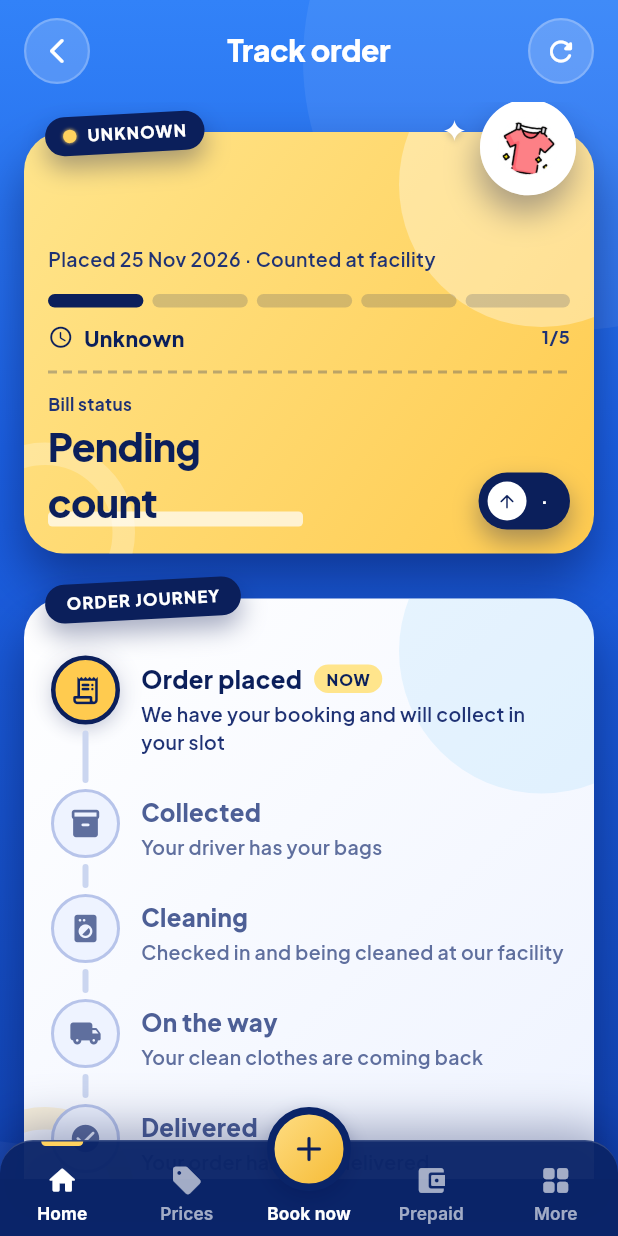
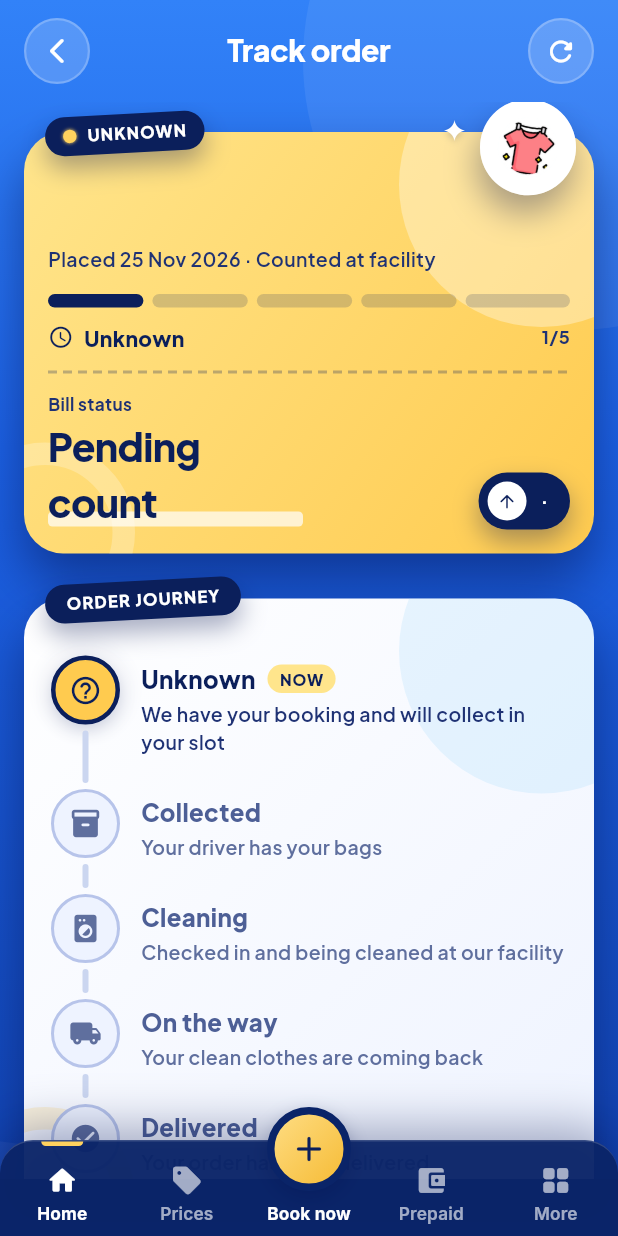
Before and after one commit to sijaan2830/drycleanplus, a Flutter app: the TrackOrderScreen screen opened directly with empty values, on a phone screen of 412 x 824 dp. Run offline on Flutter 3.47's test engine with Material 3 defaults, Android fonts, the phone set to English and light mode, and no system bars; our stand-ins replace cloud_firestore, firebase_auth, firebase_core, firebase_messaging, flutter_local_notifications, flutter_map and 7 more; accounts and stored records are empty.

Commit message:
Show live sub-status and Track Driver button on current order journey step

```diff
--- a/lib/screens/track_order_screen.dart
+++ b/lib/screens/track_order_screen.dart
@@ -776,13 +776,12 @@ class _TrackOrderScreenState extends State<TrackOrderScreen> with SingleTickerPr
                       final isDone = i < step || (delivered && i <= step);
                       final isCurrent = !delivered && i == step;
                       final isLast = i == kOrderSteps.length - 1;
-                      // Only show live tracking button on Step 3 ("On the way") when active
-                      final canTrack = (i == 3) && isCurrent && !delivered;
+                      final canTrack = isCurrent && isLiveOrderStatus(order.status) && !delivered;
 
                       return _JourneyTimelineTile(
-                        title: s.$1,
-                        description: s.$2,
-                        icon: s.$3,
+                        title: isCurrent ? info.label : s.$1,
+                        description: isCurrent && info.description.isNotEmpty ? info.description : s.$2,
+                        icon: isCurrent ? info.icon : s.$3,
                         isDone: isDone,
                         isCurrent: isCurrent,
                         isLast: isLast,
```
